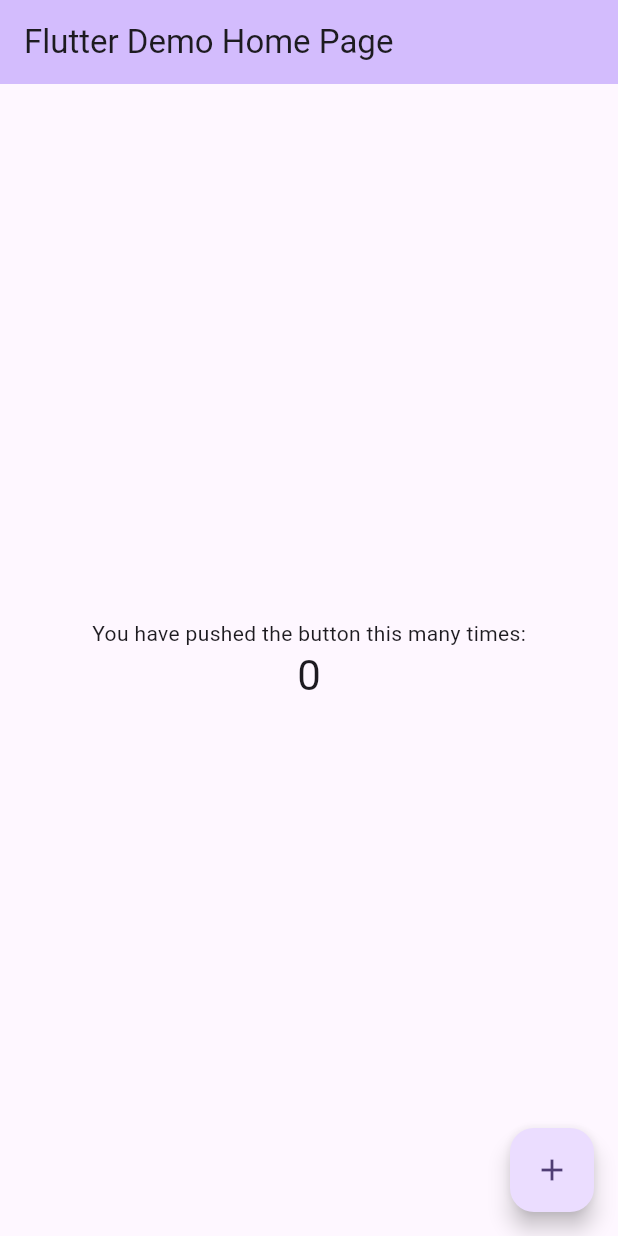
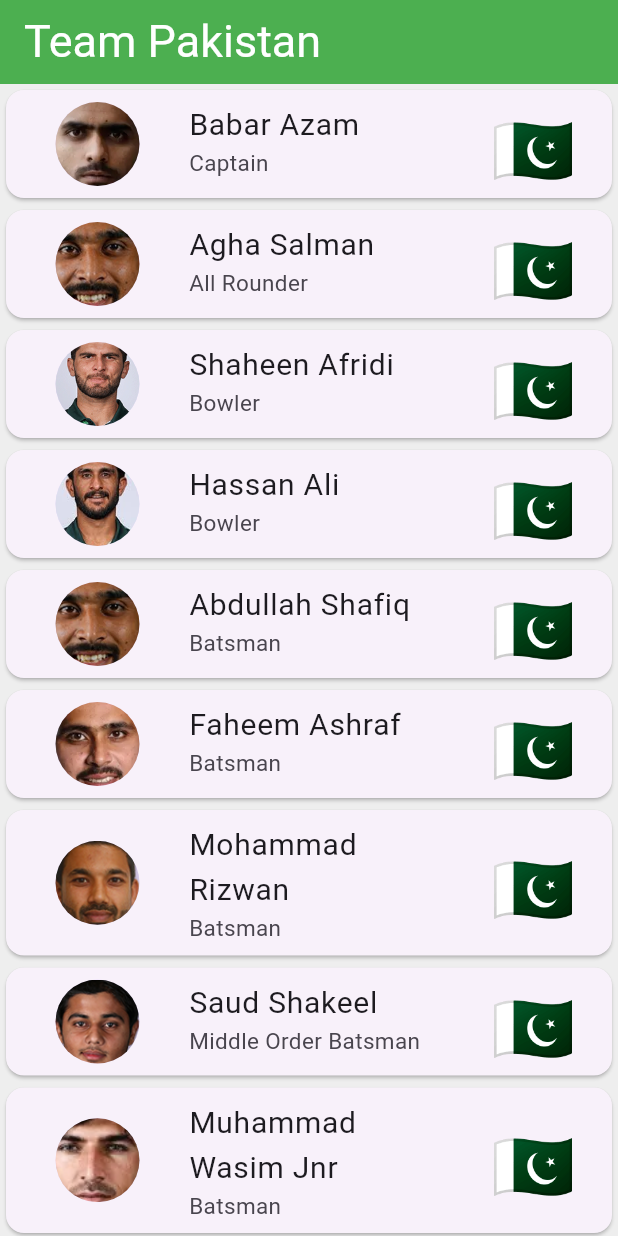
Before and after one commit to risepk/pakistaniplayers, a Flutter app: the screen it shows after launch, on a phone screen of 412 x 824 dp. Run offline on Flutter 3.47's test engine with Material 3 defaults, Android fonts, the phone set to English and light mode, and no system bars.

Commit message:
work completed

```diff
--- /dev/null
+++ b/lib/datastore/data_store.dart
@@ -0,0 +1,71 @@
+import '../models/players.dart';
+class DataStore {
+  static List<Player> players = [
+    Player(
+      name: 'Babar Azam',
+      country: "Pakistan",
+      role: "Captain",
+      picture: "assets/images/1.jpeg",
+    ),
+    Player(
+      name: 'Agha Salman',
+      country: "Pakistan",
+      role: "All Rounder",
+      picture: "assets/images/2.jpeg",
+    ),
+    Player(
+      name: 'Shaheen Afridi',
+      country: "Pakistan",
+      role: "Bowler",
+      picture: "assets/images/3.jpeg",
+    ),
+    Player(
+      name: 'Hassan Ali',
+      country: "Pakistan",
+      role: "Bowler",
+      picture: "assets/images/4.jpeg",
+    ),
+    Player(
+      name: 'Abdullah Shafiq',
+      country: "Pakistan",
+      role: "Batsman",
+      picture: "assets/images/5.jpeg",
+    ),
+    Player(
+      name: 'Faheem Ashraf',
+      country: "Pakistan",
+      role: "Batsman",
+      picture: "assets/images/6.jpeg",
+    ),
+    Player(
+      name: 'Mohammad Rizwan',
+      country: "Pakistan",
+      role: "Batsman",
+      picture: "assets/images/7.jpeg",
+    ),
+    Player(
+      name: 'Saud Shakeel',
+      country: "Pakistan",
+      role: "Middle Order Batsman",
+      picture: "assets/images/8.jpeg",
+    ),
+    Player(
+      name: 'Muhammad Wasim Jnr',
+      country: "Pakistan",
+      role: "Batsman",
+      picture: "assets/images/9.jpeg",
+    ),
+    Player(
+      name: 'Fakhar Zaman',
+      country: "Pakistan",
+      role: "Batsman",
+      picture: "assets/images/10.jpeg",
+    ),
+    Player(
+      name: 'Haris Rauf',
+      country: "Pakistan",
+      role: "Bowler",
+      picture: "assets/images/11.jpeg",
+    ),
+  ];
+}
--- a/lib/main.dart
+++ b/lib/main.dart
@@ -1,4 +1,5 @@
 import 'package:flutter/material.dart';
+import 'package:pakistani_players/screens/players_screen.dart';
 
 void main() {
   runApp(const MyApp());
@@ -13,113 +14,10 @@
     return MaterialApp(
       title: 'Flutter Demo',
       theme: ThemeData(
-        // This is the theme of your application.
-        //
-        // TRY THIS: Try running your application with "flutter run". You'll see
-        // the application has a purple toolbar. Then, without quitting the app,
-        // try changing the seedColor in the colorScheme below to Colors.green
-        // and then invoke "hot reload" (save your changes or press the "hot
-        // reload" button in a Flutter-supported IDE, or press "r" if you used
-        // the command line to start the app).
-        //
-        // Notice that the counter didn't reset back to zero; the application
-        // state is not lost during the reload. To reset the state, use hot
-        // restart instead.
-        //
-        // This works for code too, not just values: Most code changes can be
-        // tested with just a hot reload.
         colorScheme: ColorScheme.fromSeed(seedColor: Colors.deepPurple),
         useMaterial3: true,
       ),
-      home: const MyHomePage(title: 'Flutter Demo Home Page'),
+      home: const PlayersScreen(),
     );
   }
 }
-
-class MyHomePage extends StatefulWidget {
-  const MyHomePage({super.key, required this.title});
-
-  // This widget is the home page of your application. It is stateful, meaning
-  // that it has a State object (defined below) that contains fields that affect
-  // how it looks.
-
-  // This class is the configuration for the state. It holds the values (in this
-  // case the title) provided by the parent (in this case the App widget) and
-  // used by the build method of the State. Fields in a Widget subclass are
-  // always marked "final".
-
-  final String title;
-
-  @override
-  State<MyHomePage> createState() => _MyHomePageState();
-}
-
-class _MyHomePageState extends State<MyHomePage> {
-  int _counter = 0;
-
-  void _incrementCounter() {
-    setState(() {
-      // This call to setState tells the Flutter framework that something has
-      // changed in this State, which causes it to rerun the build method below
-      // so that the display can reflect the updated values. If we changed
-      // _counter without calling setState(), then the build method would not be
-      // called again, and so nothing would appear to happen.
-      _counter++;
-    });
-  }
-
-  @override
-  Widget build(BuildContext context) {
-    // This method is rerun every time setState is called, for instance as done
-    // by the _incrementCounter method above.
-    //
-    // The Flutter framework has been optimized to make rerunning build methods
-    // fast, so that you can just rebuild anything that needs updating rather
-    // than having to individually change instances of widgets.
-    return Scaffold(
-      appBar: AppBar(
-        // TRY THIS: Try changing the color here to a specific color (to
-        // Colors.amber, perhaps?) and trigger a hot reload to see the AppBar
-        // change color while the other colors stay the same.
-        backgroundColor: Theme.of(context).colorScheme.inversePrimary,
-        // Here we take the value from the MyHomePage object that was created by
-        // the App.build method, and use it to set our appbar title.
-        title: Text(widget.title),
-      ),
-      body: Center(
-        // Center is a layout widget. It takes a single child and positions it
-        // in the middle of the parent.
-        child: Column(
-          // Column is also a layout widget. It takes a list of children and
-          // arranges them vertically. By default, it sizes itself to fit its
-          // children horizontally, and tries to be as tall as its parent.
-          //
-          // Column has various properties to control how it sizes itself and
-          // how it positions its children. Here we use mainAxisAlignment to
-          // center the children vertically; the main axis here is the vertical
-          // axis because Columns are vertical (the cross axis would be
-          // horizontal).
-          //
-          // TRY THIS: Invoke "debug painting" (choose the "Toggle Debug Paint"
-          // action in the IDE, or press "p" in the console), to see the
-          // wireframe for each widget.
-          mainAxisAlignment: MainAxisAlignment.center,
-          children: <Widget>[
-            const Text(
-              'You have pushed the button this many times:',
-            ),
-            Text(
-              '$_counter',
-              style: Theme.of(context).textTheme.headlineMedium,
-            ),
-          ],
-        ),
-      ),
-      floatingActionButton: FloatingActionButton(
-        onPressed: _incrementCounter,
-        tooltip: 'Increment',
-        child: const Icon(Icons.add),
-      ), // This trailing comma makes auto-formatting nicer for build methods.
-    );
-  }
-}
--- /dev/null
+++ b/lib/models/players.dart
@@ -0,0 +1,14 @@
+class Player {
+  late String name;
+  late String country;
+  late String role;
+  late String picture;
+
+  Player({
+    required this.name,
+    required this.country,
+    required this.role,
+    required this.picture
+});
+
+}
--- /dev/null
+++ b/lib/screens/players_screen.dart
@@ -0,0 +1,58 @@
+import 'package:flutter/material.dart';
+import 'package:pakistani_players/models/players.dart';
+import 'package:pakistani_players/datastore/data_store.dart';
+
+
+class PlayersScreen extends StatelessWidget {
+
+
+  const PlayersScreen({Key? key}) : super(key: key);
+
+  @override
+  Widget build(BuildContext context) {
+    return Scaffold(
+      backgroundColor: Colors.grey[200],
+      appBar: AppBar(
+        backgroundColor: Colors.green,
+        title: const Text('Team Pakistan',
+        style: TextStyle(color: Colors.white,
+        fontSize: 30),),
+      ),
+      body: ListView.builder(
+          itemCount: DataStore.players.length,
+          itemBuilder: (context, index){
+
+            Player player = DataStore.players[index];
+
+            return Card(
+              child: ListTile(
+                leading: CircleAvatar(
+                  radius: 45,
+                  backgroundImage: AssetImage(player.picture),
+                ),
+                title: Text(
+                  player.name,
+                  overflow: TextOverflow.clip,
+                  style: TextStyle(
+                    fontSize: 20,
+                  ),
+                ),
+                subtitle:  Text(
+                  player.role,
+                  style: TextStyle(
+                    fontSize: 15,
+                  ),
+                ),
+                trailing: const Text(
+                  " 🇵🇰 ",
+                  textAlign: TextAlign.right,
+                  style: TextStyle(
+                    fontSize: 45,
+                  ),
+                ),
+              ),
+            );
+          }),
+    );
+  }
+}
```
Also changed, not shown: pubspec.yaml (+4 -3 lines), assets/images/1.jpeg (added), assets/images/10.jpeg (added), assets/images/11.jpeg (added), assets/images/2.jpeg (added), assets/images/3.jpeg (added), assets/images/4.jpeg (added), assets/images/5.jpeg (added), assets/images/6.jpeg (added), assets/images/7.jpeg (added), assets/images/8.jpeg (added), assets/images/9.jpeg (added), pubspec.lock.
